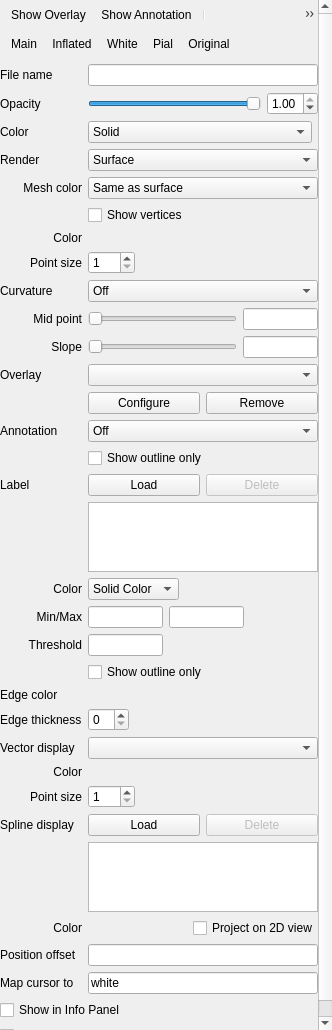
Qt form freeview/PanelSurface.ui (freesurfer/freesurfer) before a commit.
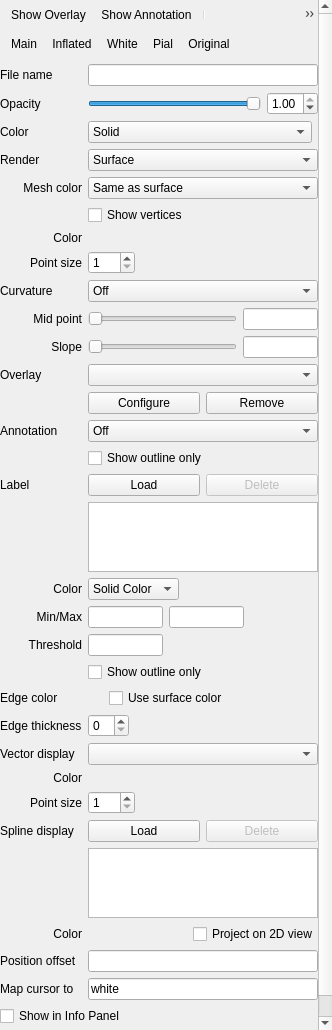
The same form after that commit. Icons and pictures are not drawn. Custom widgets are drawn as their Qt base class.

Commit message: Fixed ROI editing/saving bug. Option to color 2d surface contour with surface and overlay colors. -rpwang

```diff
--- a/freeview/PanelSurface.ui
+++ b/freeview/PanelSurface.ui
@@ -23,9 +23,9 @@
    <property name="geometry">
     <rect>
      <x>0</x>
-     <y>-226</y>
-     <width>314</width>
-     <height>1263</height>
+     <y>-107</y>
+     <width>318</width>
+     <height>1145</height>
     </rect>
    </property>
    <layout class="QVBoxLayout" name="verticalLayout">
@@ -600,7 +600,21 @@
       <item row="24" column="1">
        <layout class="QHBoxLayout" name="horizontalLayout23">
         <item>
-         <widget class="QtColorPicker" name="colorpickerEdgeColor" native="true"/>
+         <widget class="QtColorPicker" name="colorpickerEdgeColor" native="true">
+          <property name="minimumSize">
+           <size>
+            <width>15</width>
+            <height>0</height>
+           </size>
+          </property>
+         </widget>
+        </item>
+        <item>
+         <widget class="QCheckBox" name="checkBoxUseSurfaceColor2D">
+          <property name="text">
+           <string>Use surface color</string>
+          </property>
+         </widget>
         </item>
         <item>
          <spacer name="horizontalSpacer_23">
```
Left out of the diff: 103 changed lines with no effect on the pictures. The commit also changes 9 other files.
